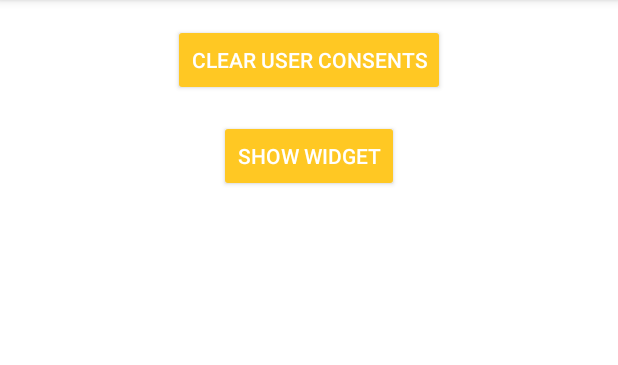
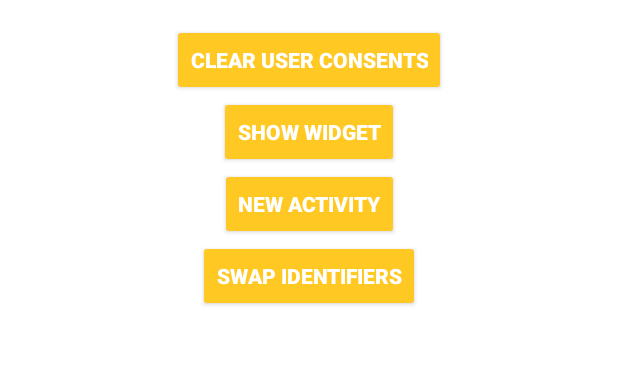
Before and after one commit to agilitation/axeptio-android-sdk, an Android app: the screen it shows after launch (MainActivity), on a phone screen of 412 x 824 dp, the part 84-449 px from its top. Run offline under Robolectric (Android 15) with nearby library versions, the phone set to English and light mode, and no system bars; 1 statement that could not run was skipped.

Commit message:
release 0.4.0 update Sample Code of SDK with published SDK
Signed-off-by: pplaquette <paul@axeptio.eu>

```diff
--- a/Example/src/main/AndroidManifest.xml
+++ b/Example/src/main/AndroidManifest.xml
@@ -1,6 +1,5 @@
 <?xml version="1.0" encoding="utf-8"?>
-<manifest xmlns:android="http://schemas.android.com/apk/res/android"
-    package="eu.axeptio.sdk.example">
+<manifest xmlns:android="http://schemas.android.com/apk/res/android">
 
     <application
         android:allowBackup="true"
--- a/Example/src/main/java/eu/axeptio/sdk/example/MainActivity.kt
+++ b/Example/src/main/java/eu/axeptio/sdk/example/MainActivity.kt
@@ -1,24 +1,37 @@
 package eu.axeptio.sdk.example
 
+import android.content.Intent
 import android.os.Bundle
 import android.view.View
 import android.widget.Button
 import androidx.appcompat.app.AppCompatActivity
 import eu.axeptio.sdk.axeptio
+import eu.axeptio.sdk.example.R
 
-const val clientId = "6058635aa6a92469bed037b0"
-const val version = "ga_fb"
-//const val clientId = "623d7eadac49c0081cb74d28"
-//const val version = "veracash ios-fr"
-//const val clientId = "62b0930502449e7f75501de8"
-//const val version = "whitelabel club app -en"
+
+const val axeptioId = "624d5e22e4776e1f019014e2"
+const val axeptioVersionFr = "axeptio-prod-fr"
+const val axeptioVersionEn: String = "axeptio-prod-en"
+
+
+const val demoId: String = "637f77ebb38394b040ab643e"
+const val demoVersionEn: String = "test-en"
+const val demoVersionfr: String = "test-fr"
+
+const val basicId = "6058635aa6a92469bed037b0"
+const val basicVersion = "ga_fb"
+
+var clientId: String = axeptioId
+var version: String = axeptioVersionFr
 
 //const val clientId = "Your Client Id"
 //const val version = "Your version"
 
+
 class MainActivity : AppCompatActivity() {
 
     private lateinit var rootView: View
+    private var dismissHandler: (() -> Unit)? = null
 
     override fun onCreate(savedInstanceState: Bundle?) {
         super.onCreate(savedInstanceState)
@@ -26,24 +39,20 @@ class MainActivity : AppCompatActivity() {
         setContentView(R.layout.activity_main)
 
         rootView = findViewById(R.id.rootView)
+        setSupportActionBar(findViewById(R.id.toolbar))
         findViewById<Button>(R.id.clearUserConsentsButton).setOnClickListener(::clearUserConsents)
         findViewById<Button>(R.id.showCookiesDialogButton).setOnClickListener(::showCookiesView)
+        findViewById<Button>(R.id.newActivityButton).setOnClickListener(::newActivity)
+        findViewById<Button>(R.id.swapIdentifiers).setOnClickListener(::swapIdentifers)
 
         if (savedInstanceState == null && !axeptio.isInitialized) {
-            axeptio.initialize( clientId, version) { error ->
+            axeptio.initialize(clientId, version) { error ->
                 if (error == null) {
-                    showAxeptioConsentView()
+                    showCookiesView()
                 }
             }
         } else {
-            showAxeptioConsentView()
-        }
-    }
-
-    private fun showAxeptioConsentView() {
-        axeptio.showConsentView(view = this.rootView) {
-            val result = axeptio.getUserConsent(vendorName = "google_analytics")
-            println("Google Analytics consent is $result")
+            showCookiesView()
         }
     }
 
@@ -52,9 +61,33 @@ class MainActivity : AppCompatActivity() {
     }
 
     private fun showCookiesView(sender: View? = null) {
-        axeptio.showConsentView(onlyFirstTime = sender == null, view = this.rootView) { error ->
-            val result = axeptio.getUserConsent(vendorName = "google_analytics")
-            println("Google Analytics consent is $result")
+        this.dismissHandler?.invoke()
+        this.dismissHandler =
+            axeptio.showConsentView(onlyFirstTime = false, view = this.rootView) { error ->
+                val result = axeptio.getUserConsent(vendorName = "google_analytics")
+                println("Google Analytics consent is $result")
+            }
+    }
+
+    private fun newActivity(sender: View? = null) {
+        startActivity(Intent(this, MainActivity::class.java))
+    }
+
+
+    private fun swapIdentifers(sender: View? = null) {
+
+        if (clientId.equals(axeptioId)) {
+            clientId = demoId
+            version = demoVersionEn
+        } else {
+            clientId = axeptioId
+            version = axeptioVersionFr
+
+        }
+        axeptio.rerere(clientId, version) { error ->
+            if (error == null) {
+                showCookiesView()
+            }
         }
     }
 }
--- a/Example/src/main/res/layout/activity_main.xml
+++ b/Example/src/main/res/layout/activity_main.xml
@@ -6,6 +6,14 @@
     android:layout_height="match_parent"
     tools:context=".MainActivity">
 
+    <androidx.appcompat.widget.Toolbar
+        android:id="@+id/toolbar"
+        app:layout_constraintTop_toTopOf="parent"
+        app:layout_constraintLeft_toLeftOf="parent"
+        app:layout_constraintRight_toRightOf="parent"
+        android:layout_width="0dp"
+        android:layout_height="wrap_content"/>
+
     <Button
         android:id="@+id/clearUserConsentsButton"
         android:layout_width="wrap_content"
@@ -13,18 +21,47 @@
         android:layout_marginTop="16dp"
         android:text="Clear user consents"
         android:textColor="@android:color/white"
+        android:textStyle="bold"
         app:layout_constraintLeft_toLeftOf="parent"
         app:layout_constraintRight_toRightOf="parent"
-        app:layout_constraintTop_toTopOf="parent" />
+        app:layout_constraintTop_toBottomOf="@id/toolbar" />
 
     <Button
         android:id="@+id/showCookiesDialogButton"
         android:layout_width="wrap_content"
         android:layout_height="wrap_content"
-        android:layout_marginTop="16dp"
         android:text="Show widget"
         android:textColor="@android:color/white"
+        android:textStyle="bold"
+        app:layout_constraintEnd_toEndOf="@+id/clearUserConsentsButton"
         app:layout_constraintLeft_toLeftOf="parent"
         app:layout_constraintRight_toRightOf="parent"
-        app:layout_constraintTop_toBottomOf="@id/clearUserConsentsButton" />
+        app:layout_constraintStart_toStartOf="@+id/clearUserConsentsButton"
+        app:layout_constraintTop_toBottomOf="@+id/clearUserConsentsButton" />
+
+    <Button
+        android:id="@+id/newActivityButton"
+        android:layout_width="wrap_content"
+        android:layout_height="wrap_content"
+        android:text="New Activity"
+        android:textColor="@android:color/white"
+        android:textStyle="bold"
+        app:layout_constraintEnd_toEndOf="@+id/showCookiesDialogButton"
+        app:layout_constraintLeft_toLeftOf="parent"
+        app:layout_constraintRight_toRightOf="parent"
+        app:layout_constraintStart_toStartOf="@+id/showCookiesDialogButton"
+        app:layout_constraintTop_toBottomOf="@+id/showCookiesDialogButton" />
+
+    <Button
+        android:id="@+id/swapIdentifiers"
+        android:layout_width="wrap_content"
+        android:layout_height="wrap_content"
+        android:text="Swap Identifiers"
+        android:textColor="#FFFFFF"
+        android:textStyle="bold"
+        app:layout_constraintEnd_toEndOf="@+id/newActivityButton"
+        app:layout_constraintHorizontal_bias="0.517"
+        app:layout_constraintStart_toStartOf="@+id/newActivityButton"
+        app:layout_constraintTop_toBottomOf="@+id/newActivityButton" />
+
 </androidx.constraintlayout.widget.ConstraintLayout>
--- a/Example/src/main/res/values/themes.xml
+++ b/Example/src/main/res/values/themes.xml
@@ -1,6 +1,6 @@
 <resources>
 
-    <style name="Theme.AxeptioSDK" parent="Theme.AppCompat.Light">
+    <style name="Theme.AxeptioSDK" parent="Theme.AppCompat.Light.NoActionBar">
         <item name="colorPrimary">#fff7fafc</item>
         <item name="colorPrimaryDark">#ffbdbfc0</item>
         <item name="colorAccent">#ffffc823</item>
--- a/build.gradle
+++ b/build.gradle
@@ -5,7 +5,7 @@ buildscript {
         mavenCentral()
     }
     dependencies {
-        classpath 'com.android.tools.build:gradle:7.2.2'
+        classpath 'com.android.tools.build:gradle:7.3.0'
         classpath "org.jetbrains.kotlin:kotlin-gradle-plugin:$kotlin_version"
     }
 }
```
Also changed, not shown: Example/build.gradle (+6 -5 lines), gradle/wrapper/gradle-wrapper.properties.
